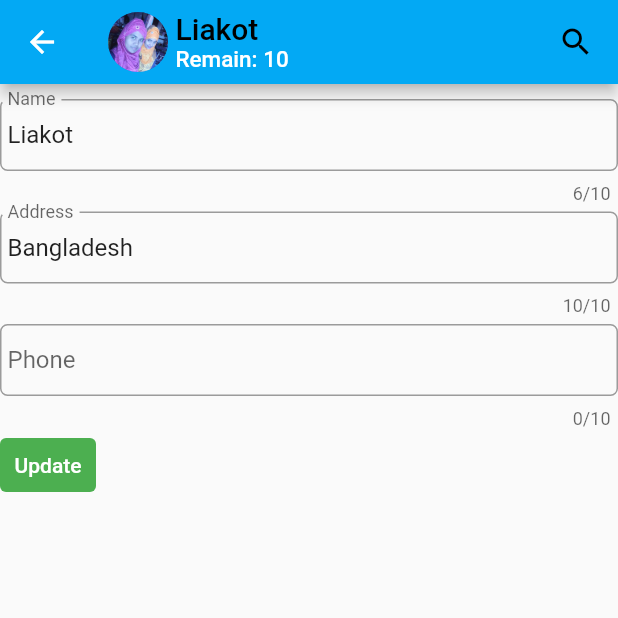
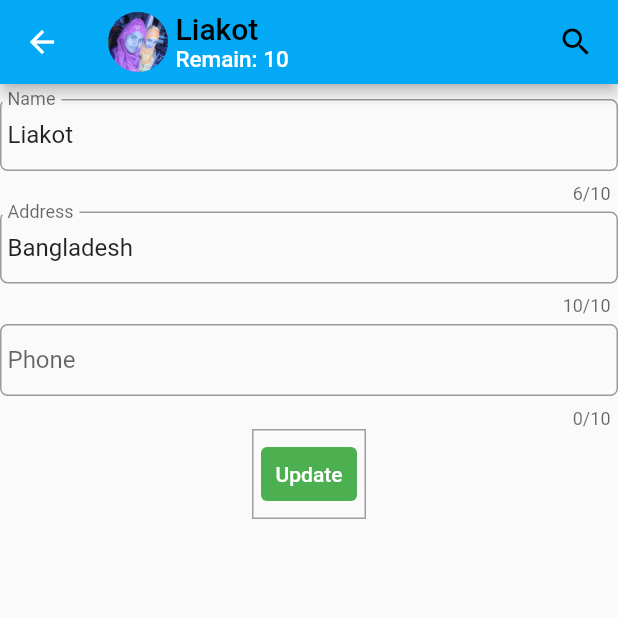
Before and after one commit to Liakot-ali/Flutter-Learn, a Flutter app: the screen it shows after launch, after a tap on "Liakot", on a phone screen of 412 x 824 dp, the top half of it. Run offline on Flutter 3.47's test engine with Material 2 defaults, Android fonts, the phone set to English and light mode, and no system bars.

Commit message:
changing submit button alignment and box decoration

```diff
--- a/lib/customer_details.dart
+++ b/lib/customer_details.dart
@@ -42,7 +42,7 @@ class _StateCustomerDetails extends State<CustomerDetails> {
         ),
       ),
       body: Column(
-        crossAxisAlignment: CrossAxisAlignment.start,
+        crossAxisAlignment: CrossAxisAlignment.center,
         children: [
           SizedBox(
             height: 10.0,
@@ -56,7 +56,12 @@ class _StateCustomerDetails extends State<CustomerDetails> {
             height: 5.0,
           ),
           _TextFormField("Phone", value.phone),
-          TextButton(
+          Container(
+            padding: EdgeInsets.all(5.0),
+            decoration: BoxDecoration(
+              border: Border.all(color: Colors.grey, width: 1.0),
+            ),
+            child: TextButton(
               onPressed: () {
                 ScaffoldMessenger.of(context).showSnackBar(
                   new SnackBar(
@@ -68,6 +73,7 @@ class _StateCustomerDetails extends State<CustomerDetails> {
               },
               child: Text("Update"),
             ),
+          ),
         ],
       ),
     );
--- a/lib/home_page.dart
+++ b/lib/home_page.dart
@@ -54,19 +54,20 @@ List<String> customers = [
           bottom: TabBar(
             labelColor: Colors.white,
             unselectedLabelColor: Colors.black,
+            indicatorColor: Colors.white,
             tabs: <Widget>[
               Tab(
                 text: "Customers",
                 icon: Icon(
                   Icons.arrow_downward,
-                  color: Colors.white,
+                  color: Colors.green[200],
                 ),
               ),
               Tab(
                 text: "Payble",
                 icon: Icon(
                   Icons.arrow_upward,
-                  color: Colors.red,
+                  color: Colors.red[400],
                 ),
               )
             ],
```
Lines whose indentation alone changed are shown as unchanged.
